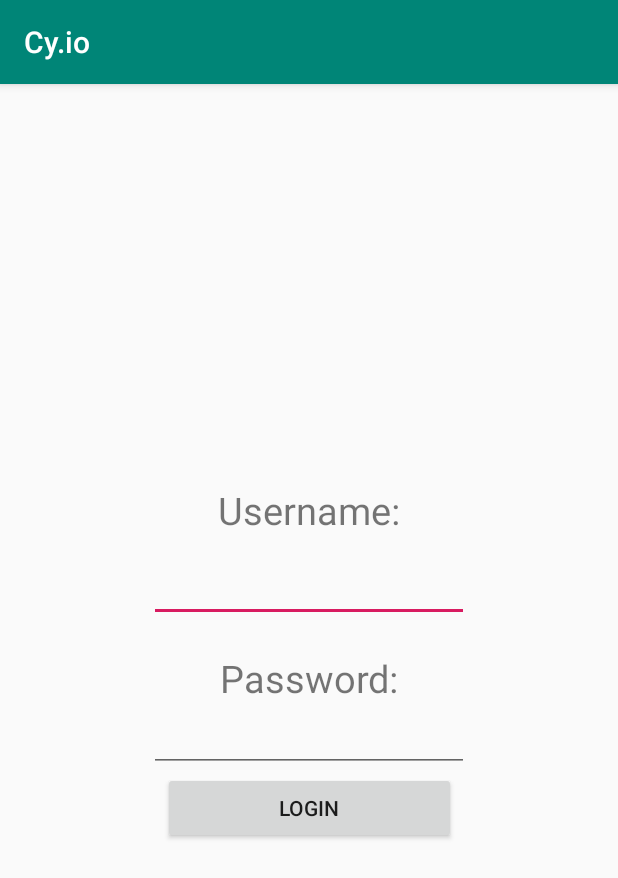
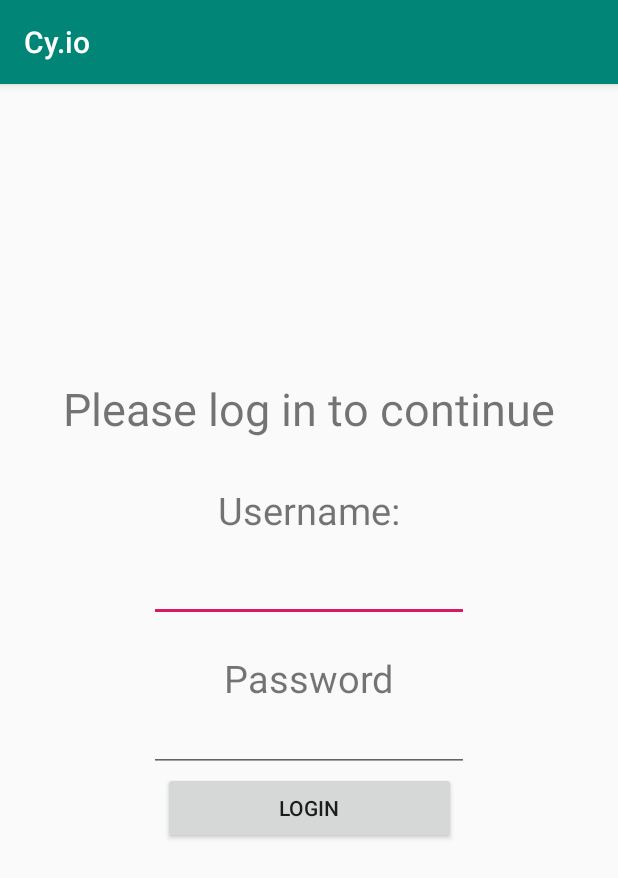
Before and after one commit to Mluckydwyer/Cy.io, an Android app: the login screen opened directly, with no data from a screen before it, on a phone screen of 412 x 824 dp. Shown: the top 878 px of the screen. Run offline under Robolectric (Android 15) with nearby library versions, the phone set to English and light mode, and no system bars; our stand-ins replace Volley; network calls fail; 1 statement that could not run was skipped.

Commit message:
refactored some xml files

```diff
--- a/Android/PlaceHolder/app/src/main/res/layout/activity_game_list.xml
+++ b/Android/PlaceHolder/app/src/main/res/layout/activity_game_list.xml
@@ -37,6 +37,7 @@
         android:text="BACK" />
 
     <ScrollView
+        android:id="@+id/scrollview"
         android:layout_width="346dp"
         android:layout_height="464dp"
         android:layout_marginStart="9dp"
@@ -50,7 +51,7 @@
             android:id="@+id/llMain"
             android:layout_width="match_parent"
             android:layout_height="match_parent"
-                android:orientation="vertical" >
+            android:orientation="vertical">
 
         </LinearLayout>
 
--- a/Android/PlaceHolder/app/src/main/res/layout/activity_login.xml
+++ b/Android/PlaceHolder/app/src/main/res/layout/activity_login.xml
@@ -6,6 +6,18 @@
     android:layout_width="match_parent"
     android:layout_height="match_parent"
     tools:context="com.example.placeholder.login">
+
+    <TextView
+        android:id="@+id/loginPrompt"
+        android:layout_width="wrap_content"
+        android:layout_height="wrap_content"
+        android:layout_marginBottom="30dp"
+        android:text="@string/logintext"
+        android:textSize="30sp"
+        app:layout_constraintBottom_toTopOf="@+id/username"
+        app:layout_constraintEnd_toEndOf="parent"
+        app:layout_constraintHorizontal_bias="0.5"
+        app:layout_constraintStart_toStartOf="parent" />
 
     <TextView
         android:id="@+id/username"
@@ -34,7 +46,7 @@
         android:layout_width="wrap_content"
         android:layout_height="wrap_content"
         android:layout_marginTop="20dp"
-        android:text="Password:"
+        android:text="@string/password"
         android:textSize="25sp"
         app:layout_constraintEnd_toEndOf="parent"
         app:layout_constraintHorizontal_bias="0.5"
--- a/Android/PlaceHolder/app/src/main/res/values/strings.xml
+++ b/Android/PlaceHolder/app/src/main/res/values/strings.xml
@@ -2,4 +2,7 @@
     <string name="app_name">Cy.io</string>
     <string name="login">Login</string>
     <string name="username">Username:</string>
+    <string name="password">Password</string>
+    <string name="games">Games</string>
+    <string name="logintext">Please log in to continue</string>
 </resources>
```
Lines whose indentation alone changed are shown as unchanged.
